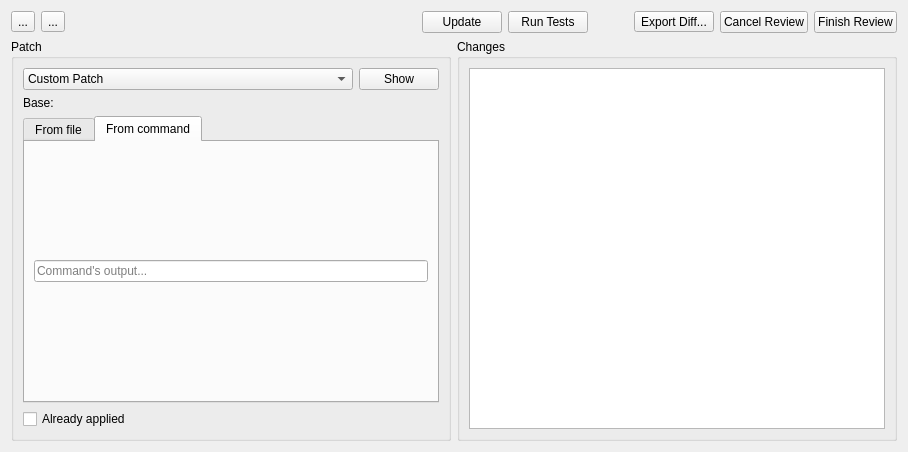
Above: plugins/patchreview/patchreview.ui from KDE/kdevelop before the change. Below: the same form after it.
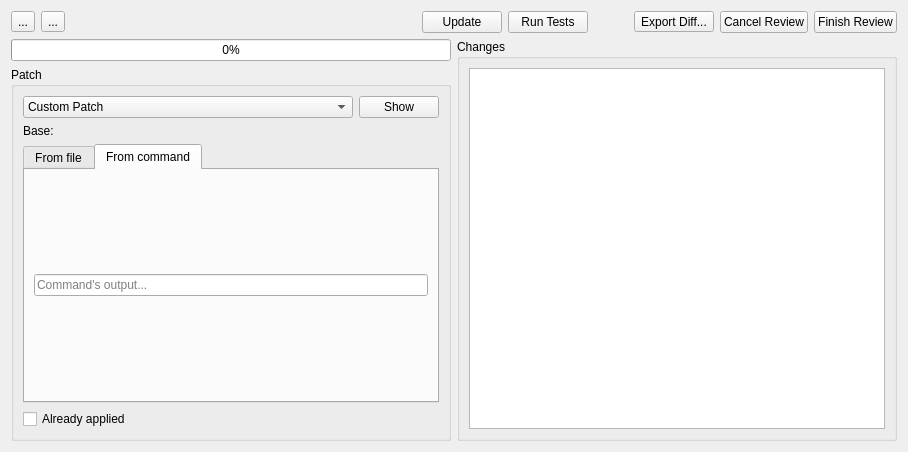
That is the form after the change. Custom widgets are drawn as their Qt base class.

Commit message: Add a higher-level test job and use it to report results in patchreview

Diff of the .ui file:
```diff
--- a/plugins/patchreview/patchreview.ui
+++ b/plugins/patchreview/patchreview.ui
@@ -111,7 +111,7 @@
      </item>
     </layout>
    </item>
-   <item row="1" column="0">
+   <item row="2" column="0">
     <widget class="QGroupBox" name="localPatchOptions">
      <property name="title">
       <string>Patch</string>
@@ -208,7 +208,17 @@
      </layout>
     </widget>
    </item>
-   <item row="1" column="1" rowspan="2">
+   <item row="3" column="0">
+    <layout class="QVBoxLayout" name="customWidgetsLayout"/>
+   </item>
+   <item row="1" column="0">
+    <widget class="QProgressBar" name="testProgressBar">
+     <property name="value">
+      <number>0</number>
+     </property>
+    </widget>
+   </item>
+   <item row="1" column="1" rowspan="3">
     <widget class="QGroupBox" name="filesGroup">
      <property name="title">
       <string>Changes</string>
@@ -224,9 +234,6 @@
      </layout>
     </widget>
    </item>
-   <item row="2" column="0">
-    <layout class="QVBoxLayout" name="customWidgetsLayout"/>
-   </item>
   </layout>
  </widget>
  <customwidgets>
```
The commit also changes 3 other files.
